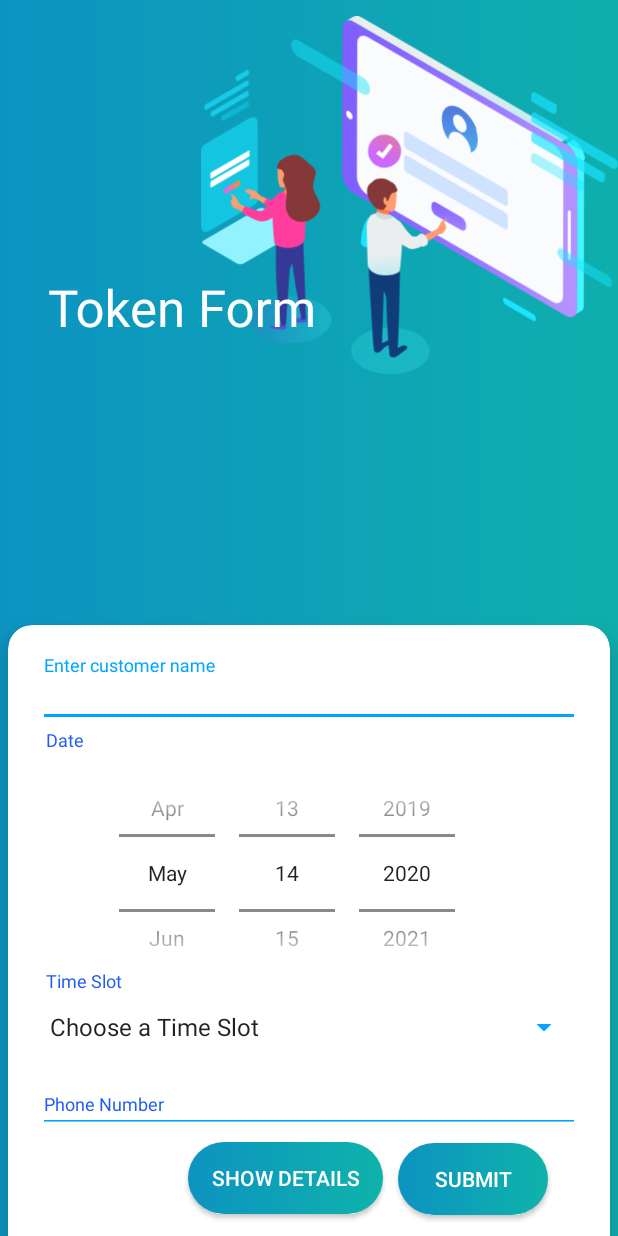
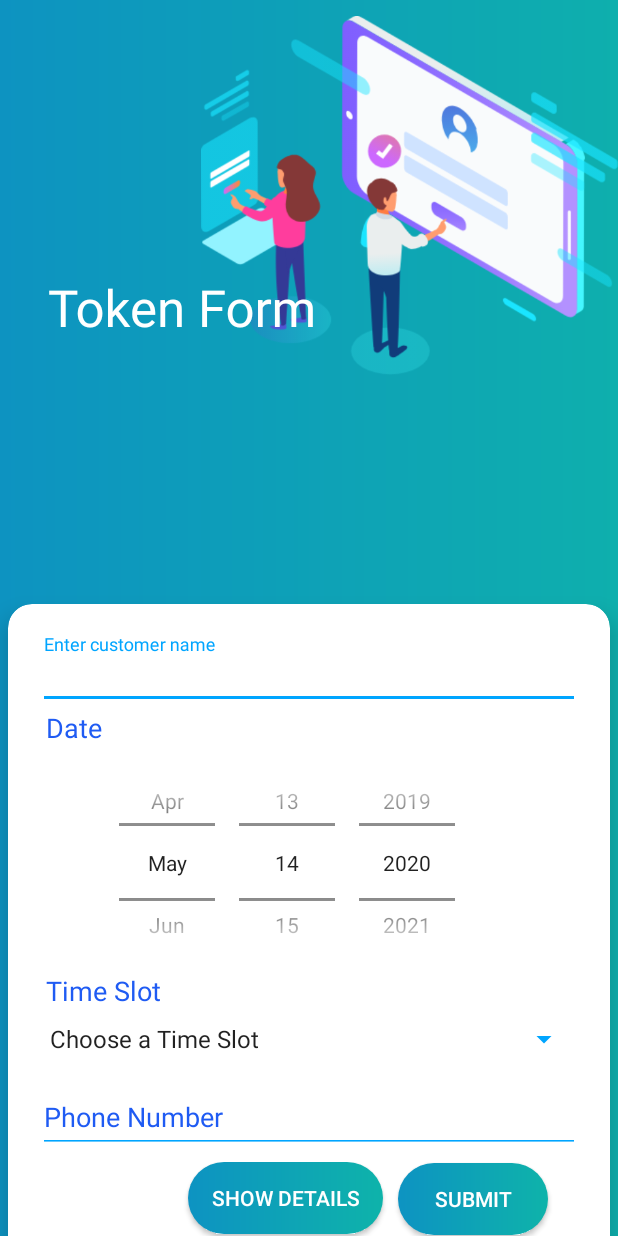
Before and after one commit to Akashbabu007/Hackathon, an Android app: the Appointment screen opened directly, with no data from a screen before it, on a phone screen of 412 x 824 dp. Run offline under Robolectric (Android 15) with nearby library versions, the phone set to English and light mode, and no system bars; our stand-ins replace Firebase (no records; nobody signed in at launch, a user with empty details on screens opened directly); 4 statements that could not run were skipped.

Commit message:
increased size in appoinment page and removed back button

```diff
--- a/app/src/main/AndroidManifest.xml
+++ b/app/src/main/AndroidManifest.xml
@@ -57,8 +57,7 @@
         </activity>
         <activity
             android:name=".MainActivity"
-            android:theme="@style/AppTheme"
-            android:noHistory="true"/>
+            android:theme="@style/AppTheme" />
         <activity
             android:name=".VegetablesActivity"
             android:label="@string/places_list"
@@ -66,14 +65,12 @@
         <activity
             android:name=".GroceriesActivity"
             android:label="@string/places_list"
-            android:noHistory="true"
             android:theme="@style/AppTheme.NoActionBar" />
         <activity
             android:name=".Appointment"
             android:label="@string/title_activity_appointment"
             android:theme="@style/AppTheme.NoActionBar"
             android:screenOrientation="portrait"
-            android:noHistory="true"
             tools:ignore="LockedOrientationActivity"/>
 
         <activity android:name=".SinglePlaceActivity"
@@ -85,7 +82,6 @@
             android:label="Token Summary"
             android:theme="@style/AppTheme.NoActionBar"
             android:screenOrientation="portrait"
-            android:noHistory="true"
             tools:ignore="LockedOrientationActivity"/>
 
         <provider
--- a/app/src/main/res/layout/activity_single_place.xml
+++ b/app/src/main/res/layout/activity_single_place.xml
@@ -89,7 +89,7 @@
                 android:background="@drawable/centre_button"
                 android:textColor="@color/black"
                 android:layout_height="wrap_content"
-                android:text="Show Places On Map"
+                android:text="Show Place On Map"
                 android:layout_gravity="center"/>
 
         </LinearLayout>
--- a/app/src/main/res/layout/content_main.xml
+++ b/app/src/main/res/layout/content_main.xml
@@ -29,13 +29,14 @@
             <com.google.android.material.textfield.TextInputLayout
                 android:id="@+id/txtInputName"
                 android:layout_width="match_parent"
-                android:layout_height="wrap_content">
+                android:layout_height="50dp">
 
                 <EditText
                     android:id="@+id/customeret"
                     style="@style/modifiedEditText"
                     android:hint="@string/customer_name"
                     android:singleLine="true"
+                    android:textSize="18sp"
                     android:autofillHints="@string/customer_name"
                     android:inputType="textPersonName" />
 
@@ -45,20 +46,21 @@
             <com.google.android.material.textfield.TextInputLayout
                 android:id="@+id/txtInputEmail"
                 android:layout_width="wrap_content"
-                android:layout_height="155dp">
+                android:layout_height="170dp">
 
                 <TextView
                     android:id="@+id/txtdate"
                     android:layout_marginStart="5dp"
                     android:textColor="@color/colorPrimary"
                     style="@style/modifiedEditText"
+                    android:textSize="18sp"
                     android:text="@string/date" />
 
                 <DatePicker
                     android:id="@+id/date"
                     style="@style/modifiedEditText"
                     android:layout_width="340dp"
-                    android:layout_height="161dp"
+                    android:layout_height="155dp"
                     android:calendarViewShown="false"
                     android:datePickerMode="spinner"/>
             </com.google.android.material.textfield.TextInputLayout>
@@ -73,6 +75,7 @@
                     android:id="@+id/txtspinner"
                     android:layout_marginTop="5dp"
                     android:layout_marginStart="5dp"
+                    android:textSize="18sp"
                     android:textColor="@color/colorPrimary"
                     style="@style/modifiedEditText"
                     android:text="@string/spinner" />
@@ -80,7 +83,7 @@
                 <androidx.appcompat.widget.AppCompatSpinner
                     android:id="@+id/timeslotspinner"
                     android:layout_width="match_parent"
-                    android:layout_height="45dp"
+                    android:layout_height="40dp"
                     android:entries="@array/timeslotlist"
                     android:prompt="@string/time"
                     style="@style/modifiedEditText"
@@ -97,6 +100,7 @@
                     android:id="@+id/phone_number"
                     style="@style/modifiedEditText"
                     android:layout_marginBottom="6dp"
+                    android:textSize="18sp"
                     android:hint="@string/phone_no"
                     android:inputType="phone" />
             </com.google.android.material.textfield.TextInputLayout>
--- a/app/src/main/res/layout/splash.xml
+++ b/app/src/main/res/layout/splash.xml
@@ -6,6 +6,8 @@
     android:layout_height="match_parent"
     android:background="#0D93C1"
     tools:context=".SplashScreen">
+
+
 
     <ImageView
         android:id="@+id/imageView3"
@@ -17,7 +19,9 @@
         app:layout_constraintHorizontal_bias="0.498"
         app:layout_constraintStart_toStartOf="parent"
         app:layout_constraintTop_toTopOf="parent"
+        app:layout_constraintVertical_bias="0.441"
         app:srcCompat="@drawable/iconsplash" />
 
 
+
 </androidx.constraintlayout.widget.ConstraintLayout>
```
Also changed, not shown: app/src/main/java/com/example/hackathon/Appointment.java (+8 -8 lines), app/src/main/java/com/example/hackathon/MainActivity.java (+17 -18 lines), app/src/main/java/com/example/hackathon/TokenActivity.java (+8 -9 lines), app/src/main/res/layout/list_item.xml (+11 -8 lines).
